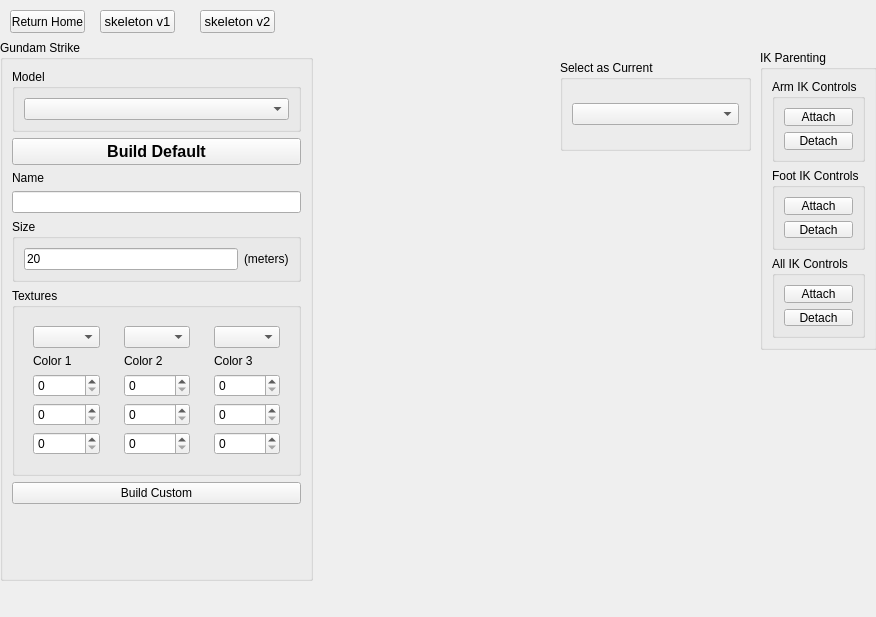
Qt form resources/widget/GundamWidget/Widget.ui (cnbdragon/GundamPy) before a commit.
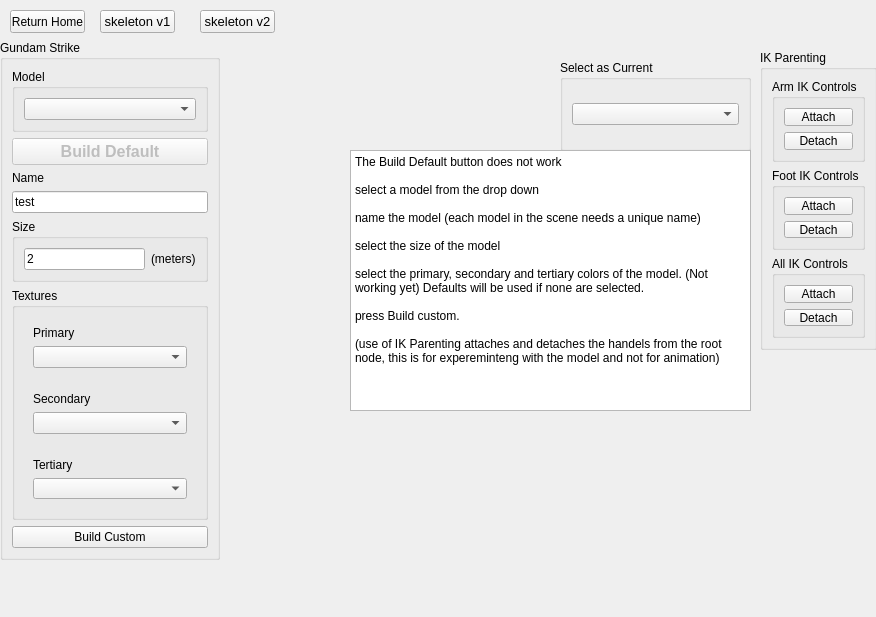
The same form after that commit.

```diff
--- a/resources/widget/GundamWidget/Widget.ui
+++ b/resources/widget/GundamWidget/Widget.ui
@@ -69,8 +69,8 @@
     <rect>
      <x>0</x>
      <y>40</y>
-     <width>313</width>
-     <height>541</height>
+     <width>220</width>
+     <height>520</height>
     </rect>
    </property>
    <property name="title">
@@ -91,6 +91,9 @@
     </item>
     <item>
      <widget class="QPushButton" name="strikeDefaultBtn">
+      <property name="enabled">
+       <bool>false</bool>
+      </property>
       <property name="font">
        <font>
         <family>Helvetica</family>
@@ -115,7 +118,7 @@
     <item>
      <widget class="QLineEdit" name="maleName">
       <property name="text">
-       <string/>
+       <string>test</string>
       </property>
      </widget>
     </item>
@@ -128,7 +131,7 @@
        <item>
         <widget class="QLineEdit" name="maleSize">
          <property name="text">
-          <string>20</string>
+          <string>2</string>
          </property>
         </widget>
        </item>
@@ -147,29 +150,20 @@
       <property name="title">
        <string>Textures</string>
       </property>
-      <layout class="QHBoxLayout" name="horizontalLayout">
+      <layout class="QVBoxLayout" name="verticalLayout_5">
        <item>
         <widget class="QWidget" name="widget" native="true">
          <layout class="QVBoxLayout" name="verticalLayout_2">
+          <item>
+           <widget class="QLabel" name="label">
+            <property name="text">
+             <string>Primary</string>
+            </property>
+           </widget>
+          </item>
           <item>
            <widget class="QComboBox" name="materialList1"/>
           </item>
-          <item>
-           <widget class="QLabel" name="label_3">
-            <property name="text">
-             <string>Color 1</string>
-            </property>
-           </widget>
-          </item>
-          <item>
-           <widget class="QSpinBox" name="spinBox"/>
-          </item>
-          <item>
-           <widget class="QSpinBox" name="spinBox_2"/>
-          </item>
-          <item>
-           <widget class="QSpinBox" name="spinBox_3"/>
-          </item>
          </layout>
         </widget>
        </item>
@@ -177,23 +171,14 @@
         <widget class="QWidget" name="widget_2" native="true">
          <layout class="QVBoxLayout" name="verticalLayout_3">
           <item>
-           <widget class="QComboBox" name="comboBox_2"/>
-          </item>
-          <item>
-           <widget class="QLabel" name="label_4">
+           <widget class="QLabel" name="label_3">
             <property name="text">
-             <string>Color 2</string>
+             <string>Secondary</string>
             </property>
            </widget>
           </item>
           <item>
-           <widget class="QSpinBox" name="spinBox_4"/>
-          </item>
-          <item>
-           <widget class="QSpinBox" name="spinBox_5"/>
-          </item>
-          <item>
-           <widget class="QSpinBox" name="spinBox_6"/>
+           <widget class="QComboBox" name="materialList2"/>
           </item>
          </layout>
         </widget>
@@ -202,23 +187,14 @@
         <widget class="QWidget" name="widget_3" native="true">
          <layout class="QVBoxLayout" name="verticalLayout_4">
           <item>
-           <widget class="QComboBox" name="comboBox_3"/>
-          </item>
-          <item>
-           <widget class="QLabel" name="label_5">
+           <widget class="QLabel" name="label_4">
             <property name="text">
-             <string>Color 3</string>
+             <string>Tertiary</string>
             </property>
            </widget>
           </item>
           <item>
-           <widget class="QSpinBox" name="spinBox_7"/>
-          </item>
-          <item>
-           <widget class="QSpinBox" name="spinBox_8"/>
-          </item>
-          <item>
-           <widget class="QSpinBox" name="spinBox_9"/>
+           <widget class="QComboBox" name="materialList3"/>
           </item>
          </layout>
         </widget>
@@ -350,6 +326,31 @@
     </item>
    </layout>
   </widget>
+  <widget class="QPlainTextEdit" name="plainTextEdit">
+   <property name="geometry">
+    <rect>
+     <x>350</x>
+     <y>150</y>
+     <width>401</width>
+     <height>261</height>
+    </rect>
+   </property>
+   <property name="plainText">
+    <string>The Build Default button does not work 
+
+select a model from the drop down
+
+name the model (each model in the scene needs a unique name)
+
+select the size of the model
+
+select the primary, secondary and tertiary colors of the model. (Not working yet) Defaults will be used if none are selected.
+
+press Build custom.
+
+(use of IK Parenting attaches and detaches the handels from the root node, this is for expereminteng with the model and not for animation)</string>
+   </property>
+  </widget>
  </widget>
  <resources/>
  <connections/>
```
